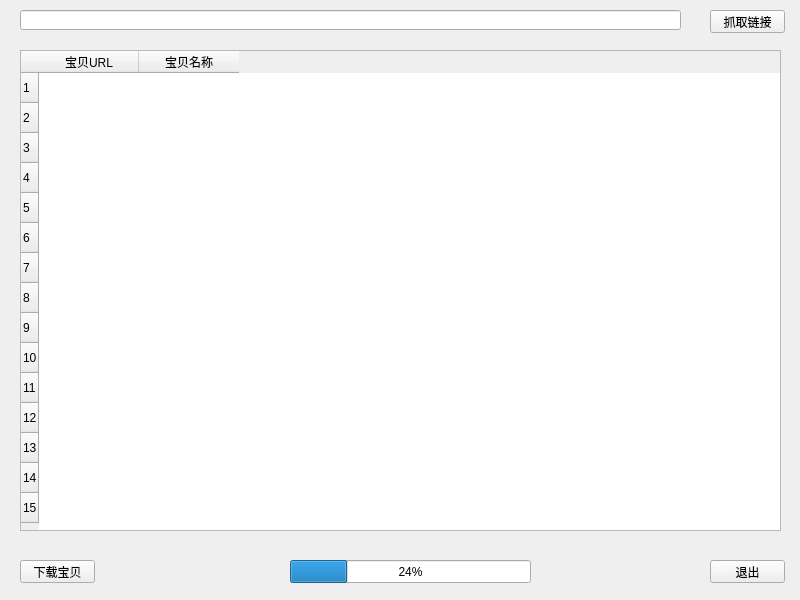
Qt form MainLayout.ui (Rose-zhang/Spider) before a commit.
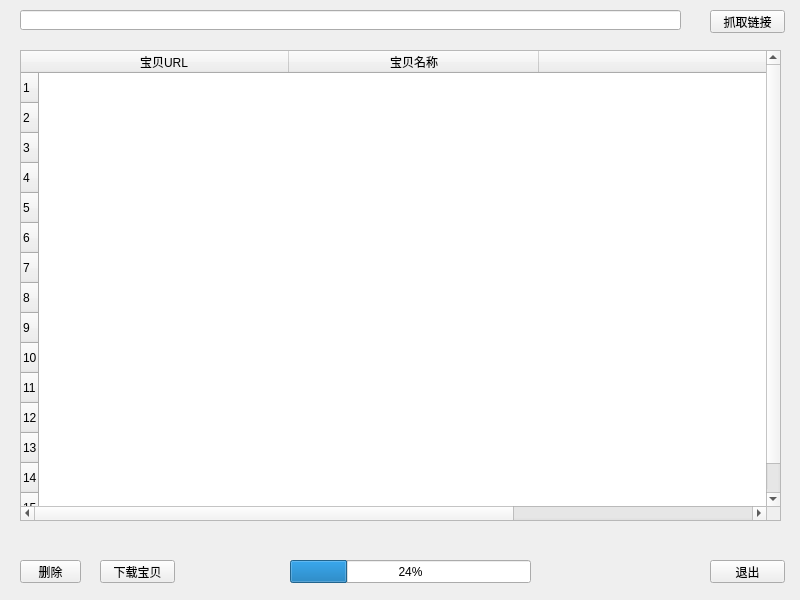
The same form after that commit.

Diff of the .ui file:
```diff
--- a/MainLayout.ui
+++ b/MainLayout.ui
@@ -37,7 +37,7 @@
   <widget class="QPushButton" name="download_item">
    <property name="geometry">
     <rect>
-     <x>20</x>
+     <x>100</x>
      <y>560</y>
      <width>75</width>
      <height>23</height>
@@ -105,7 +105,7 @@
      <x>20</x>
      <y>50</y>
      <width>761</width>
-     <height>481</height>
+     <height>471</height>
     </rect>
    </property>
    <property name="sizePolicy">
@@ -126,6 +126,12 @@
    <property name="gridStyle">
     <enum>Qt::NoPen</enum>
    </property>
+   <attribute name="horizontalHeaderDefaultSectionSize">
+    <number>250</number>
+   </attribute>
+   <attribute name="horizontalHeaderMinimumSectionSize">
+    <number>100</number>
+   </attribute>
    <row>
     <property name="text">
      <string>1</string>
@@ -211,6 +217,24 @@
      <string>宝贝名称</string>
     </property>
    </column>
+   <column>
+    <property name="text">
+     <string/>
+    </property>
+   </column>
+  </widget>
+  <widget class="QPushButton" name="delete_item">
+   <property name="geometry">
+    <rect>
+     <x>20</x>
+     <y>560</y>
+     <width>61</width>
+     <height>23</height>
+    </rect>
+   </property>
+   <property name="text">
+    <string>删除</string>
+   </property>
   </widget>
  </widget>
  <resources/>
```
